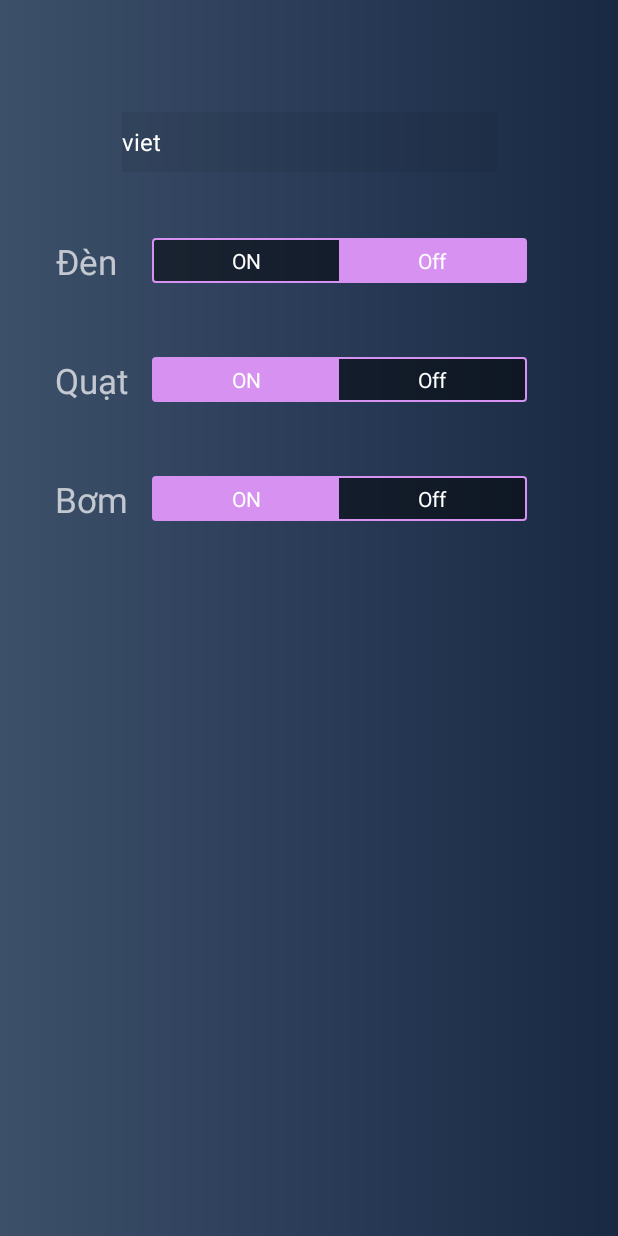
After one commit to hoanjizi/mqtt, an Android app: the fragment FragmentSendData placed in its activity, on a phone screen of 412 x 824 dp. The commit adds this screen. Run offline under Robolectric (Android 15) with nearby library versions, the phone set to English and light mode, and no system bars; our stand-ins replace Room's generated code; libraries missing offline, so code that uses them is left out: org.eclipse.paho.

Commit message:
add data

```diff
--- a/app/src/main/AndroidManifest.xml
+++ b/app/src/main/AndroidManifest.xml
@@ -7,9 +7,8 @@
     <uses-permission android:name="android.permission.READ_PHONE_STATE" />
     <application
             android:allowBackup="true"
-            android:icon="@mipmap/ic_launcher"
+            android:icon="@drawable/ic_008_pc"
             android:label="@string/app_name"
-            android:roundIcon="@mipmap/ic_launcher_round"
             android:supportsRtl="true"
             android:theme="@style/Theme.AppCompat.NoActionBar"
             tools:ignore="AllowBackup,GoogleAppIndexingWarning">
--- /dev/null
+++ b/app/src/main/java/utils/ClickInterface.kt
@@ -0,0 +1,7 @@
+package utils
+
+import android.view.View
+
+interface ClickInterface {
+    fun onClickRbtn(view: View)
+}
--- a/app/src/main/java/utils/FragmentUtils.kt
+++ b/app/src/main/java/utils/FragmentUtils.kt
@@ -10,6 +10,7 @@ object FragmentUtil {
     const val fragmentLogin: String = "FRAGMENT_LOGIN"
     const val fragmentReceive: String = "FRAGMENT_REVEIVE"
     const val fragmentHistory: String = "FRAGMENT_HISTORY"
+    const val fragmentSendData: String = "FRAGMENT_SEND_DATA"
 }
 
 @Suppress("RECEIVER_NULLABILITY_MISMATCH_BASED_ON_JAVA_ANNOTATIONS")
--- /dev/null
+++ b/app/src/main/res/drawable/pink_out_line.xml
@@ -0,0 +1,8 @@
+<shape xmlns:android="http://schemas.android.com/apk/res/android"
+    android:shape="rectangle">
+    <corners android:radius="2dp" />
+    <solid android:color="#80000000" />
+    <stroke
+        android:width="1dp"
+        android:color="@color/pink" />
+</shape>
--- /dev/null
+++ b/app/src/main/res/drawable/toggle_bg.xml
@@ -0,0 +1,6 @@
+<?xml version="1.0" encoding="UTF-8" standalone="no"?>
+<selector xmlns:android="http://schemas.android.com/apk/res/android">
+    <item android:drawable="@color/pink" android:state_checked="true" />
+    <item android:drawable="@color/dark_pink" android:state_pressed="true" />
+    <item android:drawable="@android:color/transparent" />
+</selector>
--- a/app/src/main/res/layout/fragment_receive_data.xml
+++ b/app/src/main/res/layout/fragment_receive_data.xml
@@ -41,6 +41,7 @@
             android:layout_height="wrap_content" />
 
         <ImageView
+            android:id="@+id/btnSendData"
             android:layout_width="wrap_content"
             android:layout_height="wrap_content"
             android:layout_alignParentEnd="true"
--- /dev/null
+++ b/app/src/main/res/layout/fragment_send_data.xml
@@ -0,0 +1,198 @@
+<?xml version="1.0" encoding="utf-8"?>
+<android.support.constraint.ConstraintLayout xmlns:android="http://schemas.android.com/apk/res/android"
+    xmlns:app="http://schemas.android.com/apk/res-auto"
+    android:layout_width="match_parent"
+    android:layout_height="match_parent"
+    android:background="@drawable/gradient">
+
+    <EditText
+        app:layout_constraintBottom_toBottomOf="parent"
+        app:layout_constraintEnd_toEndOf="parent"
+        app:layout_constraintStart_toStartOf="parent"
+        app:layout_constraintTop_toTopOf="parent"
+        app:layout_constraintVertical_bias="0.1"
+        android:id="@+id/edtTopicWrite"
+        android:layout_width="250dp"
+        android:layout_height="40dp"
+        android:layout_centerHorizontal="true"
+        android:layout_marginBottom="35dp"
+        android:background="#11000000"
+        android:ems="10"
+        android:hint="@string/port"
+        android:inputType="textPersonName"
+        android:text="viet"
+        android:textSize="16sp" />
+
+    <TextView
+        android:id="@+id/txtDen"
+        android:layout_width="wrap_content"
+        android:layout_height="wrap_content"
+        android:text="@string/den"
+        android:textSize="23dp"
+        app:layout_constraintBottom_toBottomOf="parent"
+        app:layout_constraintEnd_toEndOf="parent"
+        app:layout_constraintHorizontal_bias="0.1"
+        app:layout_constraintStart_toStartOf="parent"
+        app:layout_constraintTop_toTopOf="parent"
+        app:layout_constraintVertical_bias="0.2" />
+
+    <RadioGroup
+        android:id="@+id/toggle"
+        android:layout_width="250dp"
+        android:layout_height="30dp"
+        android:layout_marginStart="23dp"
+        android:background="@drawable/pink_out_line"
+        android:checkedButton="@+id/offDen"
+        android:orientation="horizontal"
+        app:layout_constraintBottom_toBottomOf="parent"
+        app:layout_constraintStart_toEndOf="@id/txtDen"
+        app:layout_constraintTop_toTopOf="parent"
+        app:layout_constraintVertical_bias="0.2">
+
+        <RadioButton
+            android:id="@+id/onDen"
+            android:layout_width="0dp"
+            android:layout_height="match_parent"
+            android:layout_marginLeft="1dp"
+            android:layout_marginTop="1dp"
+            android:layout_marginBottom="1dp"
+            android:layout_weight="1"
+            android:background="@drawable/toggle_bg"
+            android:button="@null"
+            android:gravity="center"
+            android:text="ON"
+            android:onClick="onClickRBtn"
+            android:textColor="@android:color/white" />
+
+        <RadioButton
+            android:id="@+id/offDen"
+            android:layout_width="0dp"
+            android:layout_height="match_parent"
+            android:layout_marginTop="1dp"
+            android:layout_marginRight="1dp"
+            android:layout_marginBottom="1dp"
+            android:layout_weight="1"
+            android:background="@drawable/toggle_bg"
+            android:button="@null"
+            android:gravity="center"
+            android:onClick="onClickRBtn"
+            android:text="Off"
+            android:textColor="@android:color/white" />
+    </RadioGroup>
+
+    <TextView
+        android:id="@+id/txtQuat"
+        android:layout_width="wrap_content"
+        android:layout_height="wrap_content"
+        android:text="Quạt"
+        android:textSize="23dp"
+        app:layout_constraintBottom_toBottomOf="parent"
+        app:layout_constraintEnd_toEndOf="parent"
+        app:layout_constraintHorizontal_bias="0.1"
+        app:layout_constraintStart_toStartOf="parent"
+        app:layout_constraintTop_toTopOf="parent"
+        app:layout_constraintVertical_bias="0.3" />
+
+    <RadioGroup
+        android:id="@+id/toggleQuat"
+        android:layout_width="250dp"
+        android:layout_height="30dp"
+        android:layout_marginStart="23dp"
+        android:background="@drawable/pink_out_line"
+        android:checkedButton="@+id/onQuat"
+        android:orientation="horizontal"
+        app:layout_constraintBottom_toBottomOf="parent"
+        app:layout_constraintStart_toEndOf="@id/txtDen"
+        app:layout_constraintTop_toTopOf="parent"
+        app:layout_constraintVertical_bias="0.3">
+
+        <RadioButton
+            android:id="@+id/onQuat"
+            android:layout_width="0dp"
+            android:layout_height="match_parent"
+            android:layout_marginLeft="1dp"
+            android:layout_marginTop="1dp"
+            android:layout_marginBottom="1dp"
+            android:layout_weight="1"
+            android:background="@drawable/toggle_bg"
+            android:button="@null"
+            android:gravity="center"
+            android:text="ON"
+            android:onClick="onClickRBtn"
+            android:textColor="@android:color/white" />
+
+        <RadioButton
+            android:id="@+id/offQuat"
+            android:layout_width="0dp"
+            android:layout_height="match_parent"
+            android:layout_marginTop="1dp"
+            android:layout_marginRight="1dp"
+            android:layout_marginBottom="1dp"
+            android:layout_weight="1"
+            android:background="@drawable/toggle_bg"
+            android:button="@null"
+            android:gravity="center"
+            android:text="Off"
+            android:onClick="onClickRBtn"
+            android:textColor="@android:color/white" />
+    </RadioGroup>
+
+    <TextView
+        android:id="@+id/txtBom"
+        android:layout_width="wrap_content"
+        android:layout_height="wrap_content"
+        android:text="Bơm"
+        android:textSize="23dp"
+        app:layout_constraintBottom_toBottomOf="parent"
+        app:layout_constraintEnd_toEndOf="parent"
+        app:layout_constraintHorizontal_bias="0.1"
+        app:layout_constraintStart_toStartOf="parent"
+        app:layout_constraintTop_toTopOf="parent"
+        app:layout_constraintVertical_bias="0.4" />
+
+    <RadioGroup
+        android:id="@+id/toggleBom"
+        android:layout_width="250dp"
+        android:layout_height="30dp"
+        android:layout_marginStart="23dp"
+        android:background="@drawable/pink_out_line"
+        android:checkedButton="@+id/onBom"
+        android:orientation="horizontal"
+        app:layout_constraintBottom_toBottomOf="parent"
+        app:layout_constraintStart_toEndOf="@id/txtDen"
+        app:layout_constraintTop_toTopOf="parent"
+        app:layout_constraintVertical_bias="0.4">
+
+        <RadioButton
+            android:id="@+id/onBom"
+            android:layout_width="0dp"
+            android:layout_height="match_parent"
+            android:layout_marginLeft="1dp"
+            android:layout_marginTop="1dp"
+            android:layout_marginBottom="1dp"
+            android:layout_weight="1"
+            android:background="@drawable/toggle_bg"
+            android:button="@null"
+            android:gravity="center"
+            android:text="ON"
+            android:onClick="onClickRBtn"
+            android:textColor="@android:color/white" />
+
+        <RadioButton
+            android:id="@+id/offBom"
+            android:layout_width="0dp"
+            android:layout_height="match_parent"
+            android:layout_marginTop="1dp"
+            android:layout_marginRight="1dp"
+            android:layout_marginBottom="1dp"
+            android:layout_weight="1"
+            android:background="@drawable/toggle_bg"
+            android:button="@null"
+            android:gravity="center"
+            android:text="Off"
+            android:onClick="onClickRBtn"
+            android:textColor="@android:color/white" />
+    </RadioGroup>
+
+
+</android.support.constraint.ConstraintLayout>
--- a/app/src/main/res/values/colors.xml
+++ b/app/src/main/res/values/colors.xml
@@ -3,4 +3,6 @@
     <color name="colorPrimary">#008577</color>
     <color name="colorPrimaryDark">#00FFFFFF</color>
     <color name="colorAccent">#D81B60</color>
+    <color name="pink">#D791F0</color>
+    <color name="dark_pink">#704A79</color>
 </resources>
--- a/app/src/main/res/values/strings.xml
+++ b/app/src/main/res/values/strings.xml
@@ -12,4 +12,5 @@
     <string name="connect_topic_read">Connect Topic Read</string>
     <string name="topic">Topic</string>
     <string name="view_all_history">View All History</string>
+    <string name="den">Đèn</string>
 </resources>
```
Also changed, not shown: app/src/main/java/home/HomeActivity.kt (+15 -2 lines), app/src/main/java/home/fragments/FragmentReceiveData.kt (+9 -0 lines), app/src/main/java/home/fragments/FragmentSendData.kt (added, +124 -0 lines), app/src/main/res/drawable/ic_008_pc.xml (added, +33 -0 lines), 1 other file.
